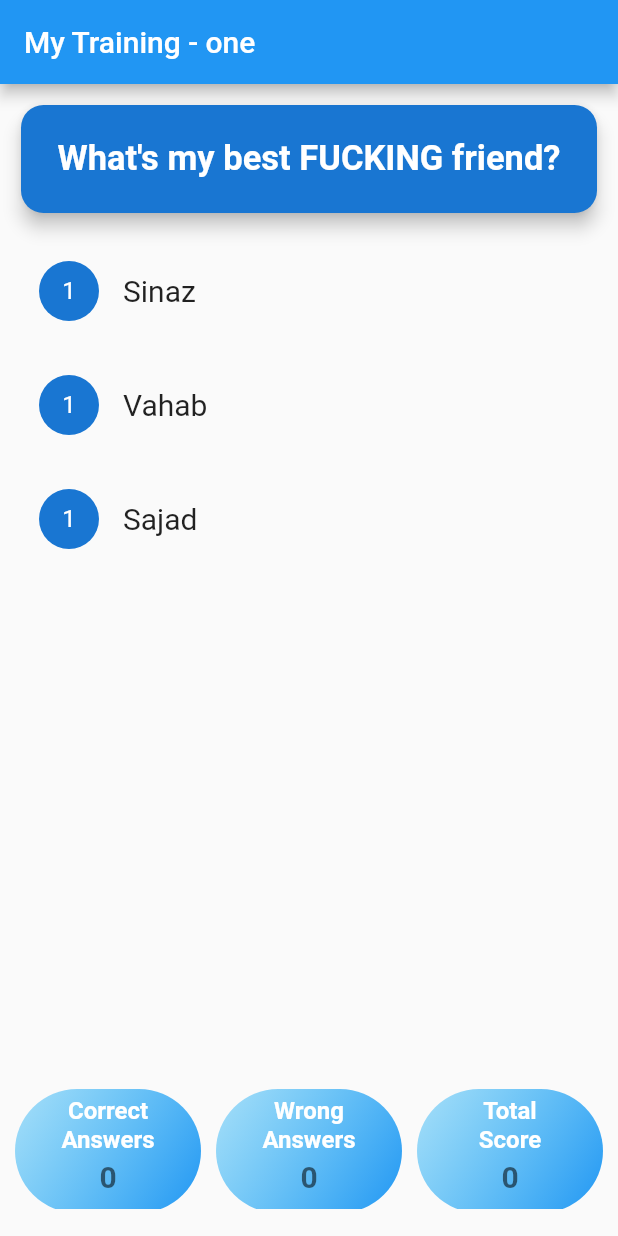
After one commit to mahdiyarz/quizApp, a Flutter app: the screen it shows after launch, on a phone screen of 412 x 824 dp. The commit adds this screen. Run offline on Flutter 3.47's test engine with Material 2 defaults, Android fonts, the phone set to English and light mode, and no system bars.

Commit message:
create and connect quiz widget

```diff
--- a/lib/main.dart
+++ b/lib/main.dart
@@ -1,7 +1,6 @@
 import 'package:flutter/material.dart';
 
-import './widgets/answer.dart';
-import './widgets/question.dart';
+import './widgets/quiz.dart';
 import './widgets/score_board.dart';
 import './data.dart';
 
@@ -52,28 +51,12 @@ class _MyHomePageState extends State<MyHomePage> {
           title: Text('My Training - one'),
         ),
         body: _indexApp < ourData.length
-            ? Column(
-                children: [
-                  Container(
-                    height: 660,
-                    child: Column(
-                      children: [
-                        Question(_indexApp),
-                        ...(ourData[_indexApp].answers
-                                as List<Map<String, Object>>)
-                            .map((e) {
-                          return Answer(() => _choseAnswer(e['score'] as int),
-                              e['textAns']);
-                          // return Answer(_choseAnswer, e['textAns']);
-                        }).toList(),
-                      ],
-                    ),
-                  ),
-                  Container(
-                    height: 90,
-                    child: ScoreBoard(_totalScore, _correctScore, _wrongScore),
-                  ),
-                ],
+            ? Quiz(
+                _choseAnswer,
+                _indexApp,
+                _totalScore,
+                _correctScore,
+                _wrongScore,
               )
             : Column(
                 children: [
--- /dev/null
+++ b/lib/widgets/quiz.dart
@@ -0,0 +1,48 @@
+import 'package:flutter/material.dart';
+
+import './question.dart';
+import './answer.dart';
+import './score_board.dart';
+import '../data.dart';
+
+class Quiz extends StatelessWidget {
+  final int indexApp;
+  final Function choseAnswer;
+  final int totalScore;
+  final int correctScore;
+  final int wrongScore;
+
+  Quiz(
+    this.choseAnswer,
+    this.indexApp,
+    this.totalScore,
+    this.correctScore,
+    this.wrongScore,
+  );
+
+  @override
+  Widget build(BuildContext context) {
+    return Column(
+      children: [
+        Container(
+          height: 660,
+          child: Column(
+            children: [
+              Question(indexApp),
+              ...(ourData[indexApp].answers as List<Map<String, Object>>)
+                  .map((e) {
+                return Answer(
+                    () => choseAnswer(e['score'] as int), e['textAns']);
+                // return Answer(_choseAnswer, e['textAns']);
+              }).toList(),
+            ],
+          ),
+        ),
+        Container(
+          height: 90,
+          child: ScoreBoard(totalScore, correctScore, wrongScore),
+        ),
+      ],
+    );
+  }
+}
```
